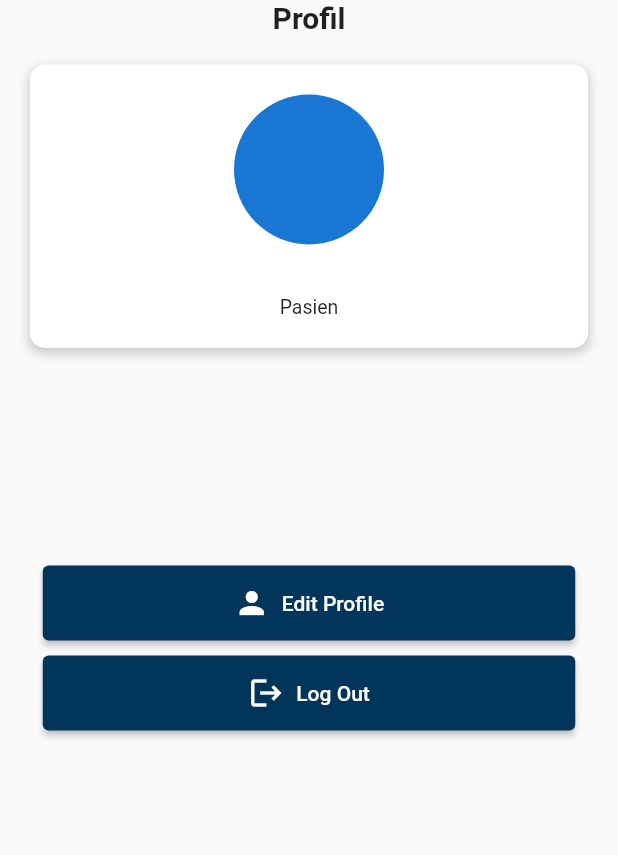
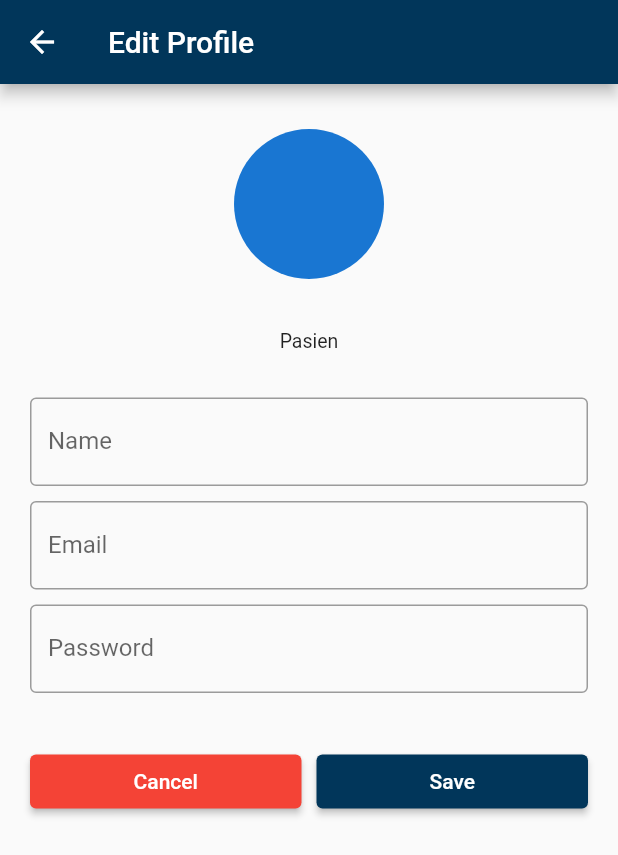
Before and after one commit to Saliim11/Anti-Anxiety_Mobile.ver, a Flutter app: the ProfilePage screen opened directly, after a tap on "Edit Profile", on a phone screen of 412 x 824 dp. Shown: the top 855 px of the screen. Run offline on Flutter 3.47's test engine with Material 2 defaults, Android fonts, the phone set to English and light mode, and no system bars; our stand-ins replace carousel_slider, cloud_firestore, firebase_auth, firebase_core; accounts and stored records are empty; network calls fail.

Commit message:
Inisialisasi fitur Edit Profile

```diff
--- /dev/null
+++ b/lib/pasien/EditProfile.dart
@@ -0,0 +1,135 @@
+import 'package:flutter/material.dart';
+import 'package:anti_anxiety/login_register_auth/auth.dart';
+import 'package:cloud_firestore/cloud_firestore.dart';
+
+class EditProfile extends StatefulWidget {
+  @override
+  _EditProfileState createState() => _EditProfileState();
+}
+
+class _EditProfileState extends State<EditProfile> {
+  String _usernameFromFirestore = '';
+  String _userEmail = '';
+  void _getUsernameFromFirestore() async {
+    setState(() {
+      _userEmail = Auth().currentUser?.email ?? '';
+    });
+
+    QuerySnapshot querySnapshot = await FirebaseFirestore.instance
+        .collection('users')
+        .where('email', isEqualTo: _userEmail)
+        .get();
+
+    if (querySnapshot.docs.isNotEmpty) {
+      DocumentSnapshot snapshot = querySnapshot.docs.first;
+      Map<String, dynamic>? data = snapshot.data() as Map<String, dynamic>?;
+      if (data != null) {
+        setState(() {
+          _usernameFromFirestore = data['nama'] ?? '';
+        });
+      }
+    }
+  }
+
+  @override
+  void initState() {
+    super.initState();
+    _getUsernameFromFirestore();
+  }
+
+  @override
+  Widget build(BuildContext context) {
+    return Scaffold(
+      appBar: AppBar(
+        title: Text("Edit Profile"),
+        backgroundColor: Color.fromARGB(255, 1, 54, 90),
+      ),
+      body: Center(
+        child: Padding(
+          padding: const EdgeInsets.all(20.0),
+          child: Column(
+            children: [
+              Column(
+                children: [
+                  SizedBox(height: 10),
+                  CircleAvatar(
+                    radius: 50,
+                    // backgroundImage: AssetImage('profile.jpg'),
+                  ),
+                  SizedBox(height: 10),
+                  Text(
+                    _usernameFromFirestore,
+                    style: TextStyle(
+                      fontSize: 16,
+                      fontWeight: FontWeight.bold,
+                    ),
+                  ),
+                  SizedBox(height: 5),
+                  Text(
+                    'Pasien',
+                    style: TextStyle(
+                      fontSize: 13,
+                    ),
+                  ),
+                ],
+              ),
+              SizedBox(height: 30),
+              TextField(
+                decoration: InputDecoration(
+                  labelText: 'Name',
+                  border: OutlineInputBorder(),
+                ),
+              ),
+              SizedBox(height: 10),
+              TextField(
+                decoration: InputDecoration(
+                  labelText: 'Email',
+                  border: OutlineInputBorder(),
+                ),
+              ),
+              SizedBox(height: 10),
+              TextField(
+                obscureText: true,
+                decoration: InputDecoration(
+                  labelText: 'Password',
+                  border: OutlineInputBorder(),
+                ),
+              ),
+              SizedBox(height: 35),
+              Row(
+                children: [
+                  Expanded(
+                    child: ElevatedButton(
+                      onPressed: () {
+                        Navigator.pop(context);
+                      },
+                      child: Text('Cancel'),
+                      style: ElevatedButton.styleFrom(
+                        primary: Colors.red, //latar belakang
+                        onPrimary: Colors.white, //warna teks
+                      ),
+                    ),
+                  ),
+                  SizedBox(width: 10),
+                  Expanded(
+                    child: ElevatedButton(
+                      onPressed: () {
+                        Navigator.pop(context);
+                      },
+                      child: Text('Save'),
+                      style: ElevatedButton.styleFrom(
+                        primary:
+                            Color.fromARGB(255, 1, 54, 90), //latar belakang
+                        onPrimary: Colors.white, //warna teks
+                      ),
+                    ),
+                  ),
+                ],
+              ),
+            ],
+          ),
+        ),
+      ),
+    );
+  }
+}
--- a/lib/pasien/Profile.dart
+++ b/lib/pasien/Profile.dart
@@ -1,9 +1,8 @@
 import 'package:flutter/material.dart';
-import 'package:firebase_auth/firebase_auth.dart';
 import 'package:anti_anxiety/login_register_auth/auth.dart';
 import 'package:anti_anxiety/LoginPage.dart';
 import 'package:cloud_firestore/cloud_firestore.dart';
-
+import 'EditProfile.dart';
 class ProfilePage extends StatefulWidget {
   const ProfilePage({super.key});
 
@@ -12,7 +11,6 @@ class ProfilePage extends StatefulWidget {
 }
 
 class _ProfilePageState extends State<ProfilePage> {
-
   String _usernameFromFirestore = '';
   String _userEmail = '';
   void _getUsernameFromFirestore() async {
@@ -111,7 +109,10 @@ class _ProfilePageState extends State<ProfilePage> {
             ),
             SizedBox(height: 125),
             ElevatedButton.icon(
-              onPressed: () {},
+              onPressed: () {
+                Navigator.push(context,
+                    MaterialPageRoute(builder: (context) => EditProfile()));
+              },
               icon: Icon(Icons.person),
               label: Text('Edit Profile'),
               style: ElevatedButton.styleFrom(
```
